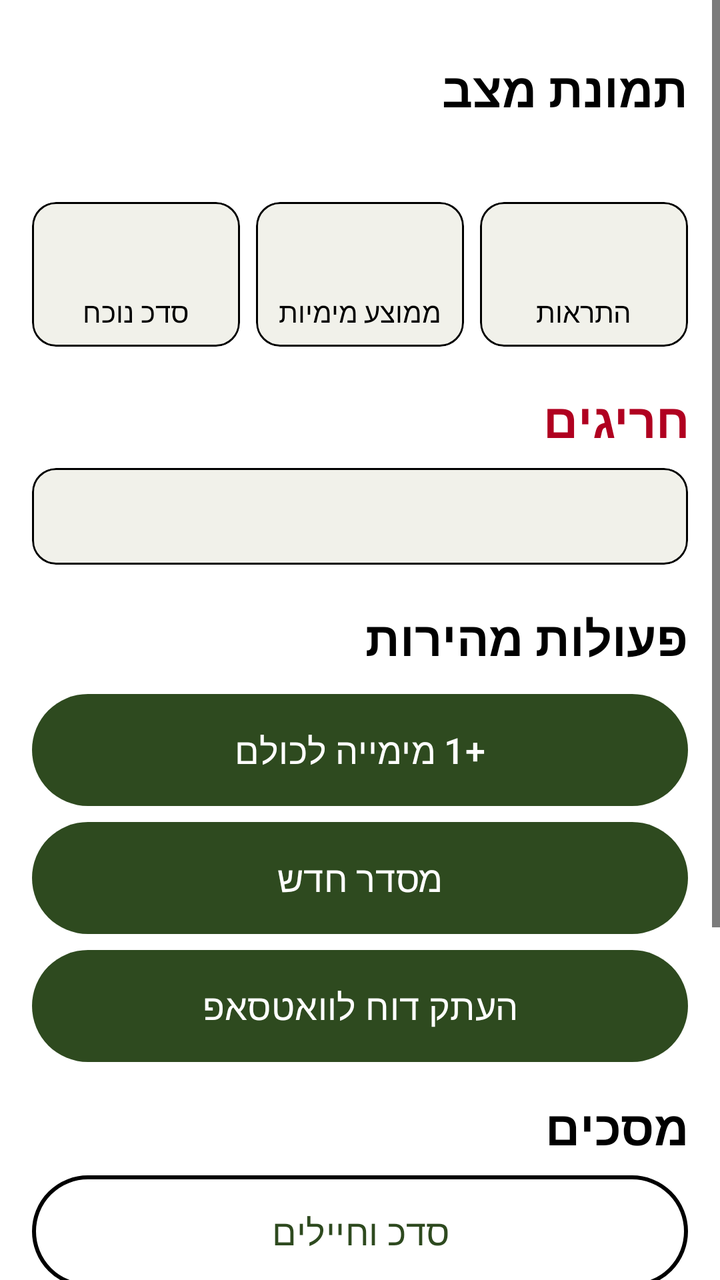
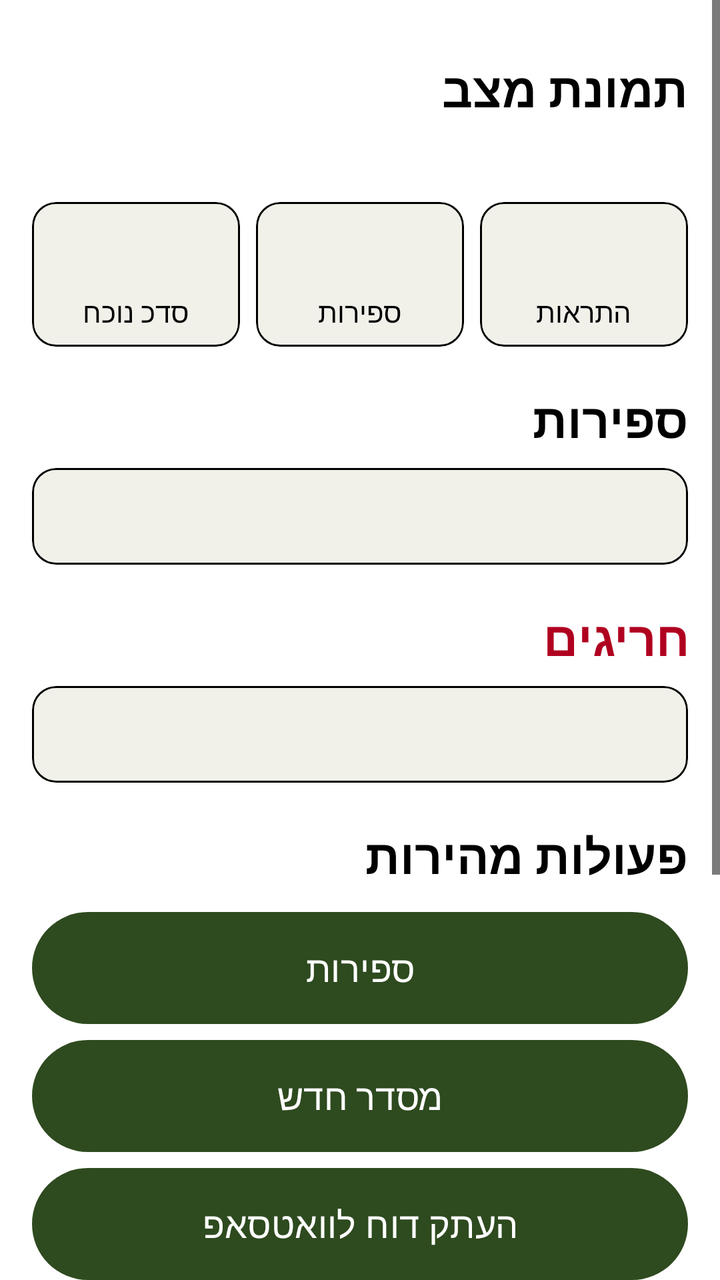

An Android layout rendered at two revisions. The XML below is the earlier revision; the diff shows what the commit changed to produce the second picture.
<!-- AndroidManifest.xml: application theme Theme.Hakshev -->
<!-- res/layout/activity_main.xml -->
<?xml version="1.0" encoding="utf-8"?>
<ScrollView xmlns:android="http://schemas.android.com/apk/res/android"
    android:layout_width="match_parent"
    android:layout_height="match_parent"
    android:fillViewport="true">

    <LinearLayout
        android:layout_width="match_parent"
        android:layout_height="wrap_content"
        android:orientation="vertical"
        android:padding="16dp">

        <TextView
            style="@style/HkTitle"
            android:layout_width="match_parent"
            android:layout_height="wrap_content"
            android:text="@string/dashboard_title" />

        <TextView
            android:id="@+id/tvDate"
            style="@style/HkBody"
            android:layout_width="match_parent"
            android:layout_height="wrap_content" />

        <LinearLayout
            android:layout_width="match_parent"
            android:layout_height="wrap_content"
            android:layout_marginTop="8dp"
            android:orientation="horizontal"
            android:weightSum="3">

            <com.google.android.material.card.MaterialCardView
                style="@style/HkCard"
                android:layout_width="0dp"
                android:layout_height="wrap_content"
                android:layout_marginEnd="4dp"
                android:layout_weight="1">

                <LinearLayout
                    android:layout_width="match_parent"
                    android:layout_height="wrap_content"
                    android:orientation="vertical"
                    android:padding="8dp">

                    <TextView
                        android:id="@+id/tvHeadcount"
                        style="@style/HkBody"
                        android:layout_width="match_parent"
                        android:layout_height="wrap_content"
                        android:gravity="center"
                        android:textSize="28sp"
                        android:textStyle="bold" />

                    <TextView
                        style="@style/HkBody"
                        android:layout_width="match_parent"
                        android:layout_height="wrap_content"
                        android:gravity="center"
                        android:text="@string/metric_headcount"
                        android:textSize="14sp" />
                </LinearLayout>
            </com.google.android.material.card.MaterialCardView>

            <com.google.android.material.card.MaterialCardView
                style="@style/HkCard"
                android:layout_width="0dp"
                android:layout_height="wrap_content"
                android:layout_marginStart="4dp"
                android:layout_marginEnd="4dp"
                android:layout_weight="1">

                <LinearLayout
                    android:layout_width="match_parent"
                    android:layout_height="wrap_content"
                    android:orientation="vertical"
                    android:padding="8dp">

                    <TextView
                        android:id="@+id/tvAvgWater"
                        style="@style/HkBody"
                        android:layout_width="match_parent"
                        android:layout_height="wrap_content"
                        android:gravity="center"
                        android:textSize="28sp"
                        android:textStyle="bold" />

                    <TextView
                        style="@style/HkBody"
                        android:layout_width="match_parent"
                        android:layout_height="wrap_content"
                        android:gravity="center"
                        android:text="@string/metric_water"
                        android:textSize="14sp" />
                </LinearLayout>
            </com.google.android.material.card.MaterialCardView>

            <com.google.android.material.card.MaterialCardView
                style="@style/HkCard"
                android:layout_width="0dp"
                android:layout_height="wrap_content"
                android:layout_marginStart="4dp"
                android:layout_weight="1">

                <LinearLayout
                    android:layout_width="match_parent"
                    android:layout_height="wrap_content"
                    android:orientation="vertical"
                    android:padding="8dp">

                    <TextView
                        android:id="@+id/tvAlertCount"
                        style="@style/HkBody"
                        android:layout_width="match_parent"
                        android:layout_height="wrap_content"
                        android:gravity="center"
                        android:textColor="@color/hk_alert"
                        android:textSize="28sp"
                        android:textStyle="bold" />

                    <TextView
                        style="@style/HkBody"
                        android:layout_width="match_parent"
                        android:layout_height="wrap_content"
                        android:gravity="center"
                        android:text="@string/metric_alerts"
                        android:textSize="14sp" />
                </LinearLayout>
            </com.google.android.material.card.MaterialCardView>
        </LinearLayout>

        <TextView
            style="@style/HkTitle"
            android:layout_width="match_parent"
            android:layout_height="wrap_content"
            android:text="@string/alerts_title"
            android:textColor="@color/hk_alert" />

        <com.google.android.material.card.MaterialCardView
            style="@style/HkCard"
            android:layout_width="match_parent"
            android:layout_height="wrap_content">

            <TextView
                android:id="@+id/tvAlerts"
                style="@style/HkBody"
                android:layout_width="match_parent"
                android:layout_height="wrap_content"
                android:padding="12dp" />
        </com.google.android.material.card.MaterialCardView>

        <TextView
            style="@style/HkTitle"
            android:layout_width="match_parent"
            android:layout_height="wrap_content"
            android:text="@string/quick_actions" />

        <com.google.android.material.button.MaterialButton
            android:id="@+id/btnWaterAll"
            style="@style/HkButton"
            android:layout_width="match_parent"
            android:layout_height="wrap_content"
            android:text="@string/water_all" />

        <com.google.android.material.button.MaterialButton
            android:id="@+id/btnNewInspection"
            style="@style/HkButton"
            android:layout_width="match_parent"
            android:layout_height="wrap_content"
            android:text="@string/new_inspection" />

        <com.google.android.material.button.MaterialButton
            android:id="@+id/btnReport"
            style="@style/HkButton"
            android:layout_width="match_parent"
            android:layout_height="wrap_content"
            android:text="@string/copy_report" />

        <TextView
            style="@style/HkTitle"
            android:layout_width="match_parent"
            android:layout_height="wrap_content"
            android:text="@string/screens_title" />

        <com.google.android.material.button.MaterialButton
            android:id="@+id/btnRoster"
            style="@style/HkButtonOutlined"
            android:layout_width="match_parent"
            android:layout_height="wrap_content"
            android:text="@string/nav_roster" />

        <com.google.android.material.button.MaterialButton
            android:id="@+id/btnHydration"
            style="@style/HkButtonOutlined"
            android:layout_width="match_parent"
            android:layout_height="wrap_content"
            android:text="@string/nav_hydration" />

        <com.google.android.material.button.MaterialButton
            android:id="@+id/btnDiscipline"
            style="@style/HkButtonOutlined"
            android:layout_width="match_parent"
            android:layout_height="wrap_content"
            android:text="@string/nav_discipline" />

        <com.google.android.material.button.MaterialButton
            android:id="@+id/btnInspections"
            style="@style/HkButtonOutlined"
            android:layout_width="match_parent"
            android:layout_height="wrap_content"
            android:text="@string/nav_inspections" />

        <com.google.android.material.button.MaterialButton
            android:id="@+id/btnSettings"
            style="@style/HkButtonOutlined"
            android:layout_width="match_parent"
            android:layout_height="wrap_content"
            android:text="@string/nav_settings" />
    </LinearLayout>
</ScrollView>
<!-- resources referenced by this layout -->
<resources>
  <color name="hk_alert">#B00020</color>
  <string name="alerts_title">חריגים</string>
  <string name="copy_report">העתק דוח לוואטסאפ</string>
  <string name="dashboard_title">תמונת מצב</string>
  <string name="metric_alerts">התראות</string>
  <string name="metric_headcount">סד"כ נוכח</string>
  <string name="metric_water">ממוצע מימיות</string>
  <string name="nav_discipline">משמעת, שעות ביציאה ושמירות</string>
  <string name="nav_hydration">שתייה ומימיות</string>
  <string name="nav_inspections">מסדרים ורשימות בדיקה</string>
  <string name="nav_roster">סד"כ וחיילים</string>
  <string name="nav_settings">הגדרות</string>
  <string name="new_inspection">מסדר חדש</string>
  <string name="quick_actions">פעולות מהירות</string>
  <string name="screens_title">מסכים</string>
  <string name="water_all">+1 מימייה לכולם</string>
  <style name="HkBody" parent="">
          <item name="android:textSize">18sp</item>
          <item name="android:textColor">?attr/colorOnBackground</item>
      </style>
  <style name="HkButton" parent="Widget.Material3.Button">
          <item name="android:minHeight">56dp</item>
          <item name="android:textSize">18sp</item>
          <item name="android:insetTop">0dp</item>
          <item name="android:insetBottom">0dp</item>
          <item name="android:layout_marginTop">4dp</item>
          <item name="android:layout_marginBottom">4dp</item>
      </style>
  <style name="HkButtonOutlined" parent="Widget.Material3.Button.OutlinedButton">
          <item name="android:minHeight">56dp</item>
          <item name="android:textSize">18sp</item>
          <item name="android:insetTop">0dp</item>
          <item name="android:insetBottom">0dp</item>
          <item name="strokeColor">?attr/colorOutline</item>
          <item name="strokeWidth">2dp</item>
      </style>
  <style name="HkCard" parent="Widget.Material3.CardView.Outlined">
          <item name="strokeColor">?attr/colorOutline</item>
          <item name="strokeWidth">1dp</item>
          <item name="cardBackgroundColor">?attr/colorSurface</item>
          <item name="android:layout_marginBottom">8dp</item>
      </style>
  <style name="HkTitle" parent="">
          <item name="android:textSize">24sp</item>
          <item name="android:textStyle">bold</item>
          <item name="android:textColor">?attr/colorOnBackground</item>
          <item name="android:paddingTop">12dp</item>
          <item name="android:paddingBottom">8dp</item>
      </style>
  <style name="Theme.Hakshev" parent="Theme.Material3.DayNight.NoActionBar">
          <item name="colorPrimary">@color/hk_primary</item>
          <item name="colorOnPrimary">@color/hk_on_primary</item>
          <item name="colorSecondary">@color/hk_primary</item>
          <item name="colorOnSecondary">@color/hk_on_primary</item>
          <item name="android:colorBackground">@color/hk_bg</item>
          <item name="colorSurface">@color/hk_surface</item>
          <item name="colorOnSurface">@color/hk_text</item>
          <item name="colorOnBackground">@color/hk_text</item>
          <item name="colorSurfaceVariant">@color/hk_surface</item>
          <item name="colorOnSurfaceVariant">@color/hk_text</item>
          <item name="colorOutline">@color/hk_outline</item>
          <item name="colorError">@color/hk_alert</item>
          <item name="android:textColorPrimary">@color/hk_text</item>
          <item name="android:textColorSecondary">@color/hk_text</item>
          <item name="android:statusBarColor">@color/hk_bg</item>
          <item name="android:navigationBarColor">@color/hk_bg</item>
          <item name="materialButtonStyle">@style/HkButton</item>
      </style>
  <color name="hk_primary">#2E4A1F</color>
  <color name="hk_on_primary">#FFFFFF</color>
  <color name="hk_bg">#FFFFFF</color>
  <color name="hk_surface">#F1F1EA</color>
  <color name="hk_text">#000000</color>
  <color name="hk_outline">#000000</color>
</resources>

<!-- the commit's change to res/layout/activity_main.xml (unified diff, before → after) -->
@@ -76,7 +76,7 @@
                     android:padding="8dp">
 
                     <TextView
-                        android:id="@+id/tvAvgWater"
+                        android:id="@+id/tvCounterCount"
                         style="@style/HkBody"
                         android:layout_width="match_parent"
                         android:layout_height="wrap_content"
@@ -89,7 +89,7 @@
                         android:layout_width="match_parent"
                         android:layout_height="wrap_content"
                         android:gravity="center"
-                        android:text="@string/metric_water"
+                        android:text="@string/metric_counters"
                         android:textSize="14sp" />
                 </LinearLayout>
             </com.google.android.material.card.MaterialCardView>
@@ -132,6 +132,25 @@
             style="@style/HkTitle"
             android:layout_width="match_parent"
             android:layout_height="wrap_content"
+            android:text="@string/nav_counters" />
+
+        <com.google.android.material.card.MaterialCardView
+            style="@style/HkCard"
+            android:layout_width="match_parent"
+            android:layout_height="wrap_content">
+
+            <TextView
+                android:id="@+id/tvCounters"
+                style="@style/HkBody"
+                android:layout_width="match_parent"
+                android:layout_height="wrap_content"
+                android:padding="12dp" />
+        </com.google.android.material.card.MaterialCardView>
+
+        <TextView
+            style="@style/HkTitle"
+            android:layout_width="match_parent"
+            android:layout_height="wrap_content"
             android:text="@string/alerts_title"
             android:textColor="@color/hk_alert" />
 
@@ -155,11 +174,11 @@
             android:text="@string/quick_actions" />
 
         <com.google.android.material.button.MaterialButton
-            android:id="@+id/btnWaterAll"
+            android:id="@+id/btnCounters"
             style="@style/HkButton"
             android:layout_width="match_parent"
             android:layout_height="wrap_content"
-            android:text="@string/water_all" />
+            android:text="@string/nav_counters" />
 
         <com.google.android.material.button.MaterialButton
             android:id="@+id/btnNewInspection"
@@ -189,18 +208,11 @@
             android:text="@string/nav_roster" />
 
         <com.google.android.material.button.MaterialButton
-            android:id="@+id/btnHydration"
-            style="@style/HkButtonOutlined"
-            android:layout_width="match_parent"
-            android:layout_height="wrap_content"
-            android:text="@string/nav_hydration" />
-
-        <com.google.android.material.button.MaterialButton
-            android:id="@+id/btnDiscipline"
-            style="@style/HkButtonOutlined"
-            android:layout_width="match_parent"
-            android:layout_height="wrap_content"
-            android:text="@string/nav_discipline" />
+            android:id="@+id/btnDuties"
+            style="@style/HkButtonOutlined"
+            android:layout_width="match_parent"
+            android:layout_height="wrap_content"
+            android:text="@string/nav_duties" />
 
         <com.google.android.material.button.MaterialButton
             android:id="@+id/btnInspections"
<!-- resource entries referenced after the edit -->
@@ -5,17 +5,16 @@
   <string name="copy_report">העתק דוח לוואטסאפ</string>
   <string name="dashboard_title">תמונת מצב</string>
   <string name="metric_alerts">התראות</string>
+  <string name="metric_counters">ספירות</string>
   <string name="metric_headcount">סד"כ נוכח</string>
-  <string name="metric_water">ממוצע מימיות</string>
-  <string name="nav_discipline">משמעת, שעות ביציאה ושמירות</string>
-  <string name="nav_hydration">שתייה ומימיות</string>
+  <string name="nav_counters">ספירות</string>
+  <string name="nav_duties">שמירות ותורנויות</string>
   <string name="nav_inspections">מסדרים ורשימות בדיקה</string>
   <string name="nav_roster">סד"כ וחיילים</string>
   <string name="nav_settings">הגדרות</string>
   <string name="new_inspection">מסדר חדש</string>
   <string name="quick_actions">פעולות מהירות</string>
   <string name="screens_title">מסכים</string>
-  <string name="water_all">+1 מימייה לכולם</string>
   <style name="HkBody" parent="">
           <item name="android:textSize">18sp</item>
           <item name="android:textColor">?attr/colorOnBackground</item>
